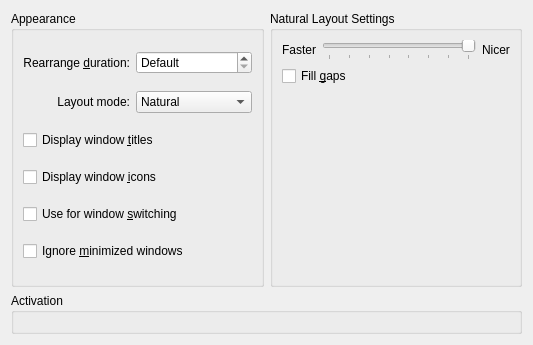
Old version of the form effects/presentwindows_config.ui in the repository KDE/kwin.
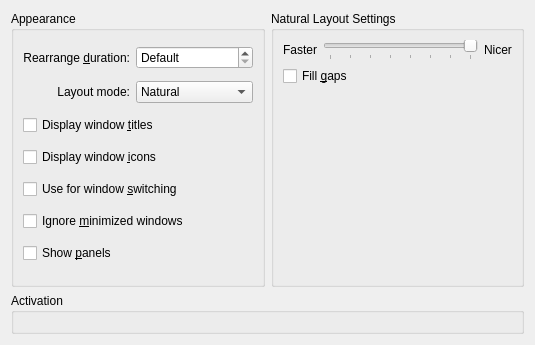
New version of the form. Custom widgets are drawn as their Qt base class.

Commit message: Add an option to show/not hide panels. Panels are of course not included into filtering and cannot be selected. Like all other windows you can't interact with panels. Option is default off. CCBUG: 178913

Diff of the .ui file:
```diff
--- a/effects/presentwindows_config.ui
+++ b/effects/presentwindows_config.ui
@@ -5,7 +5,7 @@
    <rect>
     <x>0</x>
     <y>0</y>
-    <width>533</width>
+    <width>535</width>
     <height>345</height>
    </rect>
   </property>
@@ -120,6 +120,13 @@
         </property>
        </widget>
       </item>
+      <item row="6" column="0" colspan="2" >
+       <widget class="QCheckBox" name="showPanelBox" >
+        <property name="text" >
+         <string>Show &amp;panels</string>
+        </property>
+       </widget>
+      </item>
      </layout>
     </widget>
    </item>
```
Left out of the diff: 2 changed lines with no effect on the pictures. The commit also changes 3 other files.
